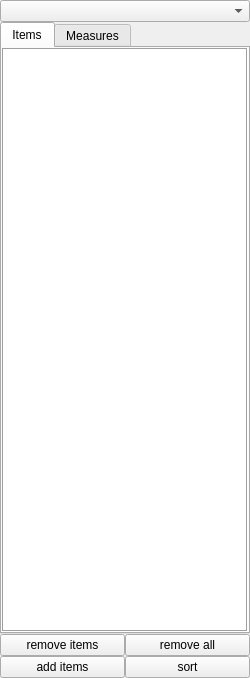
Old version of the form cat/gui/sidebar/AtSortWidget.ui in the repository manerotoni/afw.
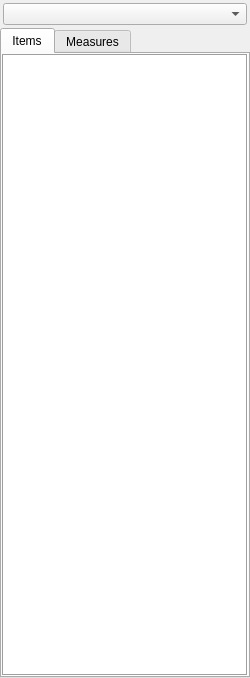
New version of the form. The open tabs and pages were chosen to show the change.

```diff
--- a/cat/gui/sidebar/AtSortWidget.ui
+++ b/cat/gui/sidebar/AtSortWidget.ui
@@ -27,6 +27,12 @@
      </property>
      <item>
       <layout class="QVBoxLayout" name="vbox">
+       <property name="spacing">
+        <number>3</number>
+       </property>
+       <property name="margin">
+        <number>3</number>
+       </property>
        <item>
         <widget class="QComboBox" name="sortAlgorithm"/>
        </item>
@@ -134,38 +140,6 @@
        </widget>
       </widget>
      </item>
-     <item>
-      <layout class="QGridLayout" name="gbox">
-       <item row="0" column="0">
-        <widget class="QPushButton" name="removeBtn">
-         <property name="text">
-          <string>remove items</string>
-         </property>
-        </widget>
-       </item>
-       <item row="1" column="0">
-        <widget class="QPushButton" name="addBtn">
-         <property name="text">
-          <string>add items</string>
-         </property>
-        </widget>
-       </item>
-       <item row="0" column="1">
-        <widget class="QPushButton" name="removeAllBtn">
-         <property name="text">
-          <string>remove all</string>
-         </property>
-        </widget>
-       </item>
-       <item row="1" column="1">
-        <widget class="QPushButton" name="sortBtn">
-         <property name="text">
-          <string>sort</string>
-         </property>
-        </widget>
-       </item>
-      </layout>
-     </item>
     </layout>
    </item>
   </layout>
```
Left out of the diff: 2 changed lines with no effect on the pictures.
